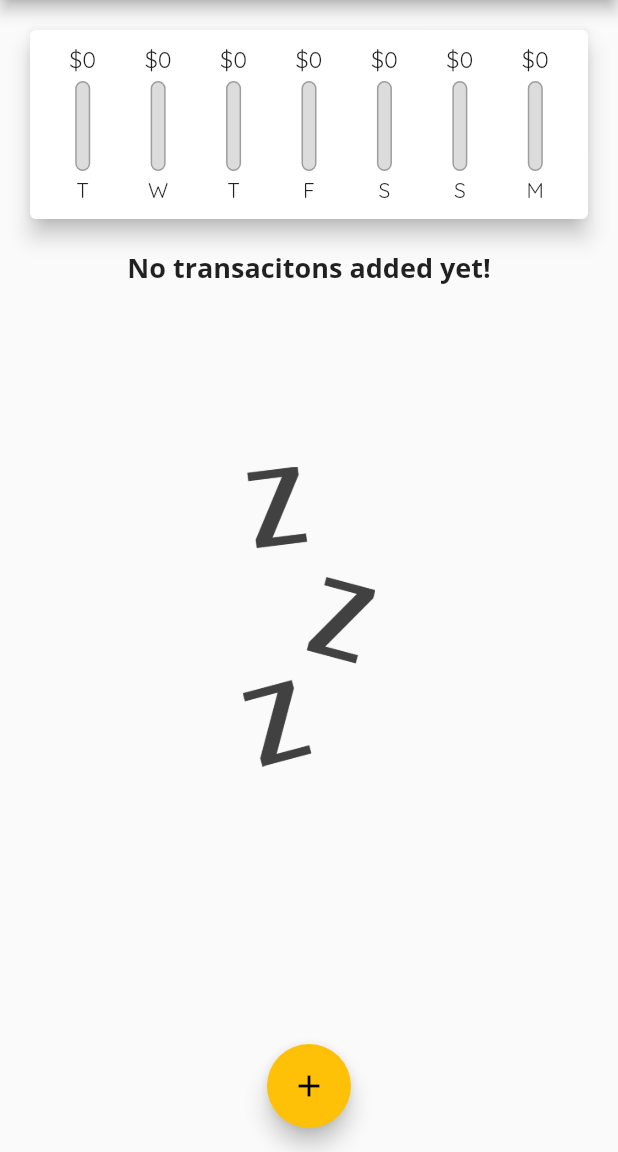
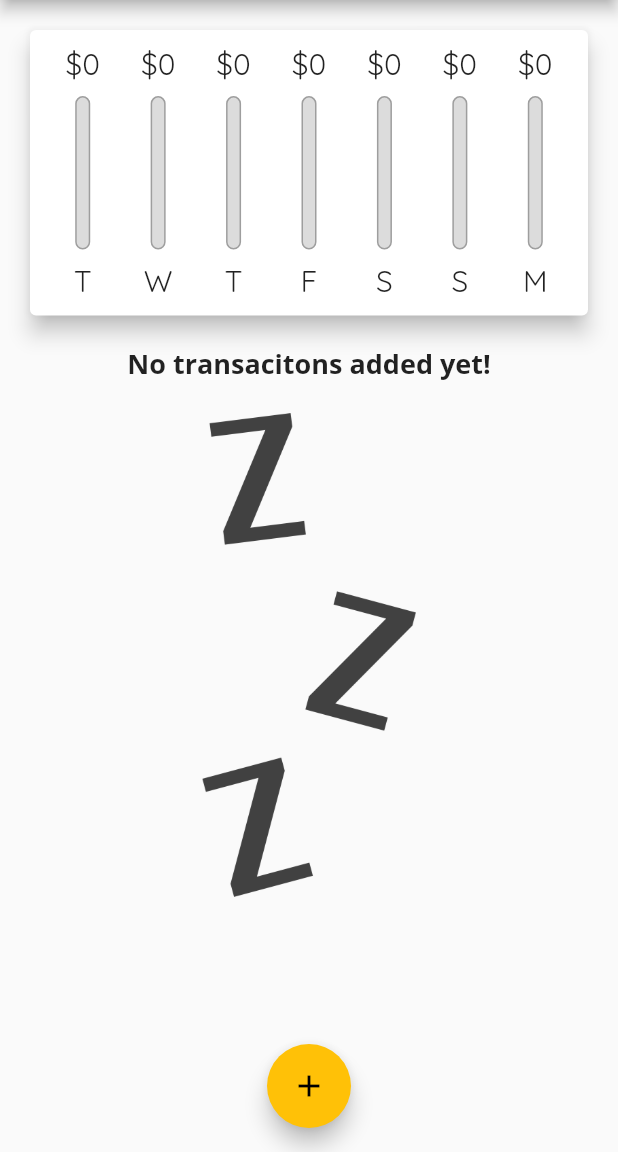
Before and after one commit to AlmirJusic/personal_expenses_flutter, a Flutter app: the screen it shows after launch, on a phone screen of 412 x 824 dp, the part 84-1236 px from its top. Run offline on Flutter 3.47's test engine with Material 2 defaults, Android fonts, the phone set to English and light mode, and no system bars.

Commit message:
Section 5

```diff
--- a/lib/main.dart
+++ b/lib/main.dart
@@ -1,11 +1,20 @@
 import 'package:flutter/material.dart';
+//import 'package:flutter/services.dart';
 
 import './models/transaction.dart';
 import './widgets/transaction_list.dart';
 import './widgets/new_transaction.dart';
 import 'widgets/chart.dart';
 
-void main() => runApp(const MyApp());
+void main() {
+  //disable landscape mode
+  // WidgetsFlutterBinding.ensureInitialized();
+  // SystemChrome.setPreferredOrientations([
+  //   DeviceOrientation.portraitUp,
+  //   DeviceOrientation.portraitDown,
+  // ]);
+  runApp(const MyApp());
+}
 
 class MyApp extends StatelessWidget {
   const MyApp({super.key});
@@ -55,6 +64,8 @@ class _MyHomePageState extends State<MyHomePage> {
          */
   ];
 
+  bool _showChart = false;
+
   List<Transaction>? get _recentTransactions {
     return _userTransactions.where((tx) {
       return tx.date.isAfter(
@@ -98,8 +109,9 @@ class _MyHomePageState extends State<MyHomePage> {
 
   @override
   Widget build(BuildContext context) {
-    return Scaffold(
-      appBar: AppBar(
+    final mediaQuery = MediaQuery.of(context);
+    final isLandScape = mediaQuery.orientation == Orientation.landscape;
+    final appbar = AppBar(
       title: const Text(
         'Personal expenses',
         style: TextStyle(
@@ -111,15 +123,55 @@ class _MyHomePageState extends State<MyHomePage> {
             onPressed: () => _startAddNewTransaction(context),
             icon: const Icon(Icons.add)),
       ],
-      ),
+    );
+
+    final txListWidget = Container(
+        height: (mediaQuery.size.height -
+                appbar.preferredSize.height -
+                mediaQuery.padding.top) *
+            0.7,
+        child: TransactionList(_userTransactions, _deleteTransaction));
+
+    return Scaffold(
+      appBar: appbar,
       body: SingleChildScrollView(
         child: Column(
           //mainAxisAlignment: MainAxisAlignment.spaceAround,
           crossAxisAlignment: CrossAxisAlignment.stretch,
           children: <Widget>[
             // ignore: sized_box_for_whitespace
-            Chart(_recentTransactions!),
-            TransactionList(_userTransactions, _deleteTransaction),
+            if (isLandScape)
+              Row(
+                mainAxisAlignment: MainAxisAlignment.center,
+                children: <Widget>[
+                  const Text('Show Chart'),
+                  Switch(
+                      value: _showChart,
+                      onChanged: (val) {
+                        setState(() {
+                          _showChart = val;
+                        });
+                      }),
+                ],
+              ),
+
+            if (!isLandScape)
+              Container(
+                  height: (mediaQuery.size.height -
+                          appbar.preferredSize.height -
+                          mediaQuery.padding.top) *
+                      0.3,
+                  child: Chart(_recentTransactions!)),
+            if (!isLandScape) txListWidget,
+            if (isLandScape)
+              _showChart
+                  ? Container(
+                      height: (mediaQuery.size.height -
+                              appbar.preferredSize.height -
+                              mediaQuery.padding.top) *
+                          0.7,
+                      child: Chart(_recentTransactions!))
+                  : txListWidget,
           ],
         ),
       ),
--- a/lib/widgets/chart_bar.dart
+++ b/lib/widgets/chart_bar.dart
@@ -10,17 +10,18 @@ class ChartBar extends StatelessWidget {
 
   @override
   Widget build(BuildContext context) {
+    return LayoutBuilder(builder: (ctx, constraints) {
       return Column(
         children: <Widget>[
           Container(
-            height: 20,
+              height: constraints.maxHeight * 0.15,
               child: FittedBox(
                   child: Text('\$${spendingAmount.toStringAsFixed(0)}'))),
-        const SizedBox(
-          height: 4,
+          SizedBox(
+            height: constraints.maxHeight * 0.05,
           ),
           Container(
-          height: 60,
+            height: constraints.maxHeight * 0.6,
             width: 10,
             child: Stack(alignment: Alignment.bottomCenter, children: <Widget>[
               Container(
@@ -39,11 +40,15 @@ class ChartBar extends StatelessWidget {
               )
             ]),
           ),
-        const SizedBox(
-          height: 4,
+          SizedBox(
+            height: constraints.maxHeight * 0.05,
           ),
-        Text(label),
+          Container(
+            height: constraints.maxHeight * 0.15,
+            child: FittedBox(child: Text(label)),
+          ),
         ],
       );
+    });
   }
 }
--- a/lib/widgets/transaction_list.dart
+++ b/lib/widgets/transaction_list.dart
@@ -11,33 +11,32 @@ class TransactionList extends StatelessWidget {
   @override
   Widget build(BuildContext context) {
     // ignore: sized_box_for_whitespace
-    return Container(
-      height: 500,
-      child: transactions.isEmpty
-          ? Column(
+    return transactions.isEmpty
+        ? LayoutBuilder(builder: (ctx, constraints) {
+            return Column(
               children: <Widget>[
                 Text(
                   'No transacitons added yet!',
                   style: Theme.of(context).textTheme.titleLarge,
                 ),
                 const SizedBox(
-                  height: 120,
+                  height: 20,
                 ),
                 Container(
-                  height: 200,
+                  height: constraints.maxHeight * 0.6,
                   child: Image.asset(
                     'assets/images/waiting.png',
                     fit: BoxFit.cover,
                   ),
                 ),
               ],
-            )
+            );
+          })
         : ListView.builder(
             itemBuilder: (context, index) {
               return Card(
                 elevation: 5,
-                  margin:
-                      const EdgeInsets.symmetric(vertical: 8, horizontal: 5),
+                margin: const EdgeInsets.symmetric(vertical: 8, horizontal: 5),
                 child: ListTile(
                   leading: CircleAvatar(
                     radius: 30,
@@ -55,8 +54,18 @@ class TransactionList extends StatelessWidget {
                   subtitle: Text(
                     DateFormat.yMMMd().format(transactions[index].date),
                   ),
-                    trailing: IconButton(
-                      icon: Icon(Icons.delete),
+                  trailing: MediaQuery.of(context).size.width > 460
+                      ? TextButton.icon(
+                          icon: const Icon(Icons.delete),
+                          label: const Text('Delete'),
+                          style: ButtonStyle(
+                              foregroundColor: MaterialStateProperty.all<Color>(
+                                  Theme.of(context).errorColor)),
+                          onPressed: () =>
+                              deleteTransaction(transactions[index].id),
+                        )
+                      : IconButton(
+                          icon: const Icon(Icons.delete),
                           color: Theme.of(context).errorColor,
                           onPressed: () =>
                               deleteTransaction(transactions[index].id),
@@ -102,7 +111,6 @@ class TransactionList extends StatelessWidget {
               //   ));
             },
             itemCount: transactions.length,
-            ),
           );
   }
 }
```
Also changed, not shown: lib/widgets/new_transaction.dart (+9 -2 lines). Lines whose indentation alone changed are shown as unchanged.
